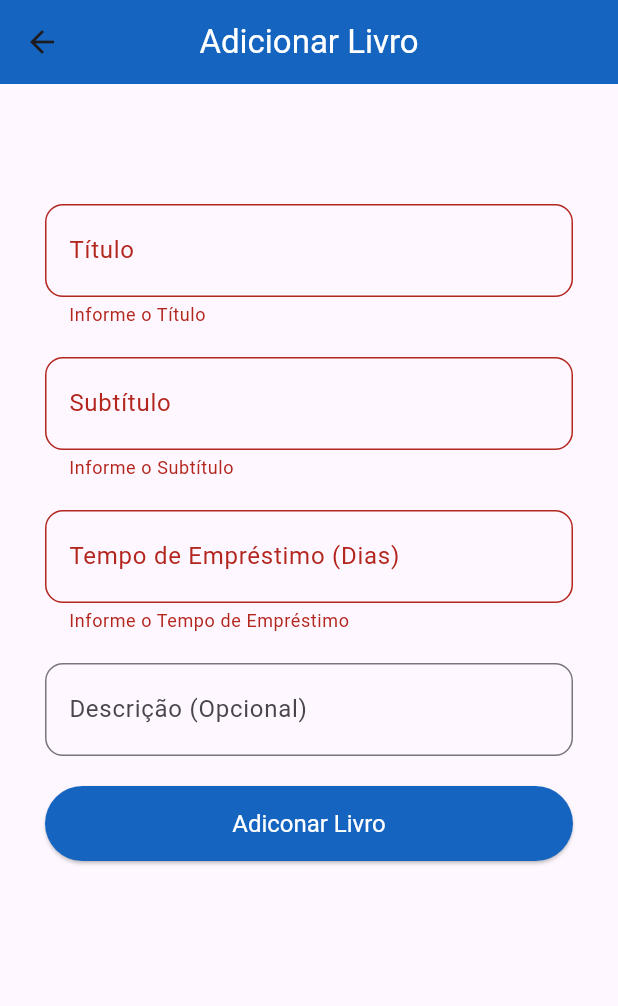
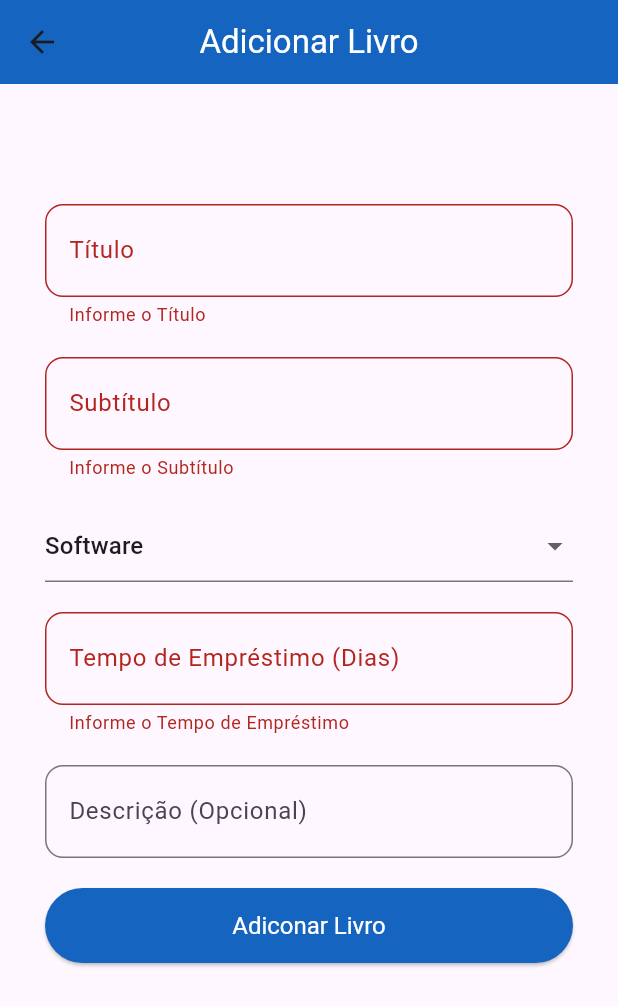
Before and after one commit to C-Vieira/AppMobileII, a Flutter app: the AddBookView screen opened by its route, after a tap on "Adiconar Livro", on a phone screen of 412 x 824 dp. Shown: the top 1006 px of the screen. Run offline on Flutter 3.47's test engine with Material 3 defaults, Android fonts, the phone set to English and light mode, and no system bars; our stand-ins replace cloud_firestore, device_preview, email_validator, firebase_auth, firebase_core, get_it; accounts and stored records are empty.

Commit message:
(Feature): Criar livros com categoria
Incluir dropdow button para seleção de categoria durante a adição de
novos livros.

Também: Incluir data de cadastro durante a criação de usuários, livros
e empréstimos.

Também: Remover código comentado e adicionar melhores livros exemplos.

```diff
--- a/lib/model/book_model.dart
+++ b/lib/model/book_model.dart
@@ -4,16 +4,10 @@ class Book{
   String subtitle;
   String descripton;
   int borrowTime;
+  String category;
+  String registerDate;
 
-  /*Book({
-    required this.uid,
-    required this.title,
-    required this.subtitle,
-    required this.borrowTime,
-    this.descripton = 'Sem descrição...',
-  });*/
-
-  Book(this.title, this.subtitle, this.descripton, this.borrowTime);
+  Book(this.title, this.subtitle, this.descripton, this.borrowTime, this.category, this.registerDate);
 
   void setId(uid){
     this.uid = uid;
@@ -26,6 +20,8 @@ class Book{
       'subtitle': subtitle,
       'description': descripton,
       'borrowTime': borrowTime,
+      'category': category,
+      'registerDate': registerDate,
     };
   }
 
@@ -36,6 +32,8 @@ class Book{
       json['subtitle'],
       json['description'],
       json['borrowTime'],
+      json['category'],
+      json['registerDate'],
     );
   }
 }
--- a/lib/view/add_book_view.dart
+++ b/lib/view/add_book_view.dart
@@ -1,5 +1,6 @@
 import 'package:app_mobile2/controller/book_controller.dart';
 import 'package:app_mobile2/model/book_model.dart';
+import 'package:app_mobile2/view/components/time.dart';
 import 'package:flutter/material.dart';
 import 'package:flutter/services.dart';
 import 'package:get_it/get_it.dart';
@@ -19,6 +20,10 @@ class _AddBookViewState extends State<AddBookView> {
   String subtitle = "";
   int borrowTime = 0;
   String descripton = "";
+  String category = 'Software';
+
+  List<String> categories = <String>['Software', 'Computação', 'Eletrônica', 'Matemática'];
+  String dropdownValue = 'Software';
 
   @override
   Widget build(BuildContext context) {
@@ -84,6 +89,26 @@ class _AddBookViewState extends State<AddBookView> {
                 ),
                 SizedBox(height: 20.0),
                 /*
+                 *  Category Dropdown Button
+                 */
+                DropdownButtonFormField<String>(
+                  value: dropdownValue,
+                  icon: Icon(Icons.arrow_drop_down),
+                  isExpanded: true,
+                  onChanged: (String? value) {
+                    category = value!;
+                    setState(() {
+                      dropdownValue = value;
+                    });
+                  },
+                  items:
+                    categories.map<DropdownMenuItem<String>>((String value){
+                      return DropdownMenuItem<String>(value: value, child: Text(value));
+                    }).toList(),
+
+                ),
+                SizedBox(height: 20.0),
+                /*
                 *  Borrow Time(Days) Input Field
                 */
                 TextFormField(
@@ -130,15 +155,9 @@ class _AddBookViewState extends State<AddBookView> {
                   ),
                   onPressed: () {
                     if(_formKey.currentState!.validate()){
-                      //ctrl.addBook(title, subtitle, borrowTime, descripton.isEmpty? "Sem descrição..." : descripton);
-                      var book = Book(title, subtitle, descripton, borrowTime);
+                      var book = Book(title, subtitle, descripton, borrowTime, category, getNow());
                       ctrl.addBook(context, book);
                       _formKey.currentState?.reset();
-                      /*ScaffoldMessenger.of(context).showSnackBar(
-                        SnackBar(
-                          content: Text("Livro adiconado com sucesso!"),
-                        )
-                      );*/
                     }
                   },
                   child: Text("Adiconar Livro"),
--- a/lib/view/components/message.dart
+++ b/lib/view/components/message.dart
@@ -2,6 +2,6 @@ import 'package:flutter/material.dart';
 
 void showMessage(context, String msg){
   ScaffoldMessenger.of(context).showSnackBar(
-    SnackBar(content: Text(msg), duration: const Duration(seconds: 3),)
+    SnackBar(content: Text(msg), duration: const Duration(seconds: 1),)
   );
 }
--- a/lib/view/list_book_view.dart
+++ b/lib/view/list_book_view.dart
@@ -2,6 +2,7 @@ import 'package:app_mobile2/controller/book_controller.dart';
 import 'package:app_mobile2/controller/book_loan_controller.dart';
 import 'package:app_mobile2/controller/user_controller.dart';
 import 'package:app_mobile2/model/book_loan_model.dart';
+import 'package:app_mobile2/view/components/time.dart';
 import 'package:cloud_firestore/cloud_firestore.dart';
 import 'package:flutter/material.dart';
 import 'package:get_it/get_it.dart';
@@ -124,7 +125,7 @@ class _ListBookViewState extends State<ListBookView> {
           actions: [
             TextButton(
               onPressed: () {
-                loanCtrl.addLoan(context, BookLoan(userCtrl.getCurrentUserId(), bookId, bookTitle, bookSubtiltle));
+                loanCtrl.addLoan(context, BookLoan(userCtrl.getCurrentUserId(), bookId, bookTitle, bookSubtiltle, getNow()));
                 ScaffoldMessenger.of(context).showSnackBar(
                   SnackBar(content: Text("Empréstimo criado com sucesso!"))
                 );
--- a/lib/view/recover_password_view.dart
+++ b/lib/view/recover_password_view.dart
@@ -75,9 +75,6 @@ class _RecoverPasswordView extends State<RecoverPasswordView> {
                   if(_formKey.currentState!.validate()) {
                     ctrl.recoverPassword(context, email);
                     _formKey.currentState?.reset();
-                    /*ScaffoldMessenger.of(context).showSnackBar(
-                      SnackBar(content: Text("Um email de recuperação foi envidao"))
-                    );*/
                   }
                 },
                 child: Text("Recuperar Senha"),
--- a/lib/view/register_view.dart
+++ b/lib/view/register_view.dart
@@ -169,11 +169,6 @@ class _RegisterViewState extends State<RegisterView> {
                     if(password == confirmedPassword){
                       ctrl.addUser(context ,name, email, phoneNumber, password);
                       _formKey.currentState?.reset();
-                      /*ScaffoldMessenger.of(context).showSnackBar(
-                        SnackBar(
-                          content: Text("Usuário cadastrado com sucesso!"),
-                        )
-                      );*/
                     }else{
                       ScaffoldMessenger.of(context).showSnackBar(
                         SnackBar(
--- a/pubspec.yaml
+++ b/pubspec.yaml
@@ -15,6 +15,7 @@ dependencies:
   firebase_core: ^3.13.1
   cloud_firestore: ^5.6.8
   firebase_auth: ^5.5.4
+  intl: ^0.19.0
 
 dev_dependencies:
   flutter_test:
```
Also changed, not shown: lib/controller/book_controller.dart (+4 -6 lines), lib/controller/user_controller.dart (+2 -33 lines), lib/model/book_loan_model.dart (+5 -2 lines), lib/view/components/time.dart (added, +8 -0 lines), lib/view/edit_book_view.dart (+3 -7 lines), lib/view/login_view.dart (+0 -11 lines), pubspec.lock.
